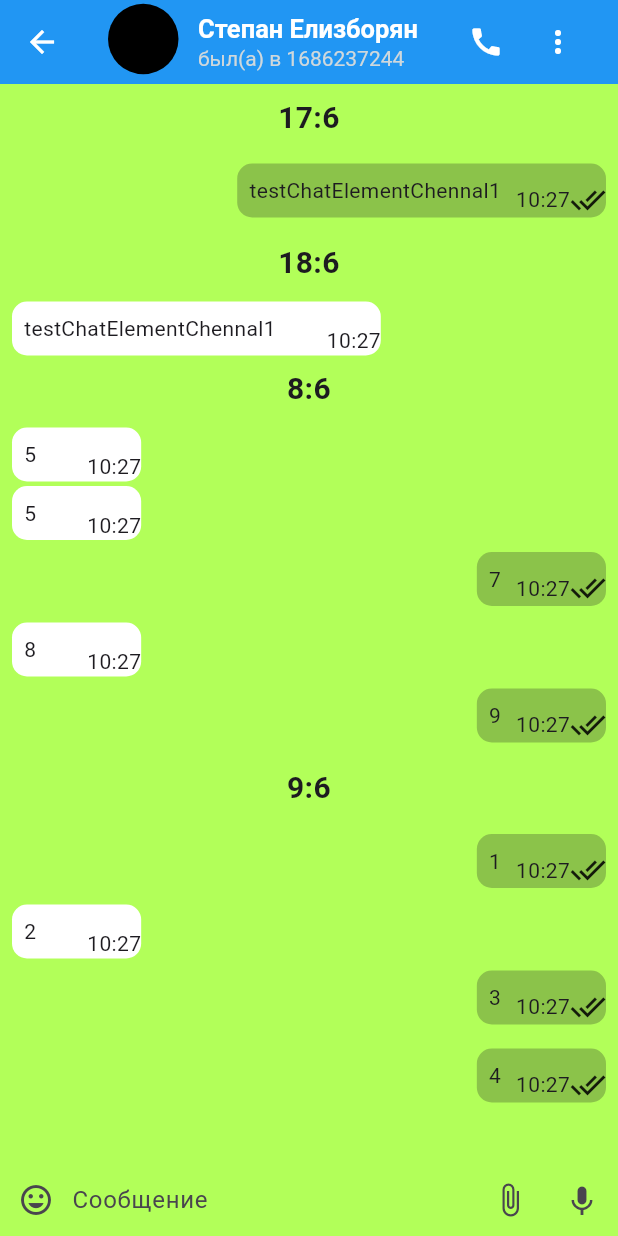
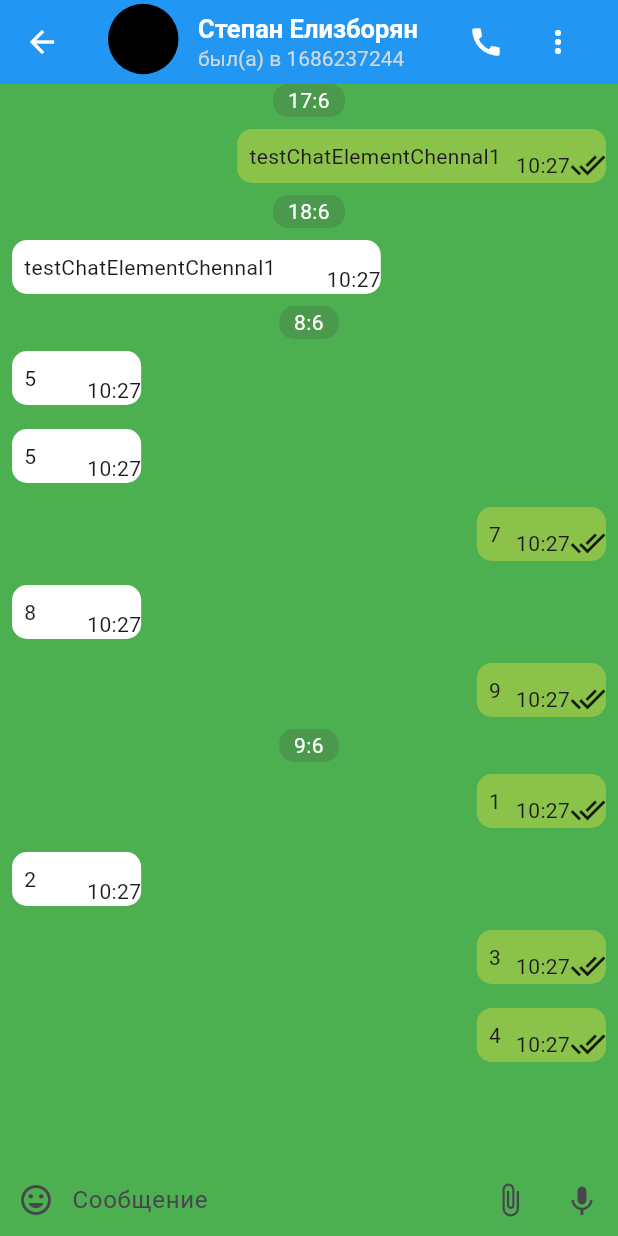
Before and after one commit to 27Victory27/test_magnit, a Flutter app: the screen it shows after launch, after a tap on "Степан Елизборян", on a phone screen of 412 x 824 dp. Run offline on Flutter 3.47's test engine with Material 2 defaults, Android fonts, the phone set to English and light mode, and no system bars; drawn by our look-alikes of grouped_list; our stand-ins replace flutter_bloc, freezed_annotation; generated files the repository leaves out were written again.

Commit message:
Изменен разделитель в чате сообщений

```diff
--- a/lib/presentation/chat_screen/chat_screen.dart
+++ b/lib/presentation/chat_screen/chat_screen.dart
@@ -23,7 +23,7 @@ class ChatScreen extends StatelessWidget {
               nameChat: nameOtherUser, onlineTime: 1686237244), orElse: () { return Text('Упс, ошибка'); },
     ))
         ),
-        backgroundColor: Colors.lightGreenAccent,
+        backgroundColor: Colors.green,
         body: BlocBuilder<ChatCubit, ChatState>(
           builder: (BuildContext context, ChatState state) => state.when(
             loading: () => CircularProgressIndicator(),
@@ -35,13 +35,21 @@ class ChatScreen extends StatelessWidget {
                         floatingHeader: true,
                         groupBy: (element) => element['time'],
                         groupSeparatorBuilder: (String value) {
-                          return Padding(
-                            padding: const EdgeInsets.all(8.0),
-                            child: Text(
-                              value,
-                              textAlign: TextAlign.center,
-                              style: const TextStyle(
-                                  fontSize: 20, fontWeight: FontWeight.bold),
+                          return Align(
+                            child: Container(
+                              decoration: BoxDecoration(
+                                borderRadius: BorderRadius.circular(10),
+                                color: Colors.grey[800]?.withOpacity(0.2),
+                              ),
+                              child: Padding(
+                                padding: const EdgeInsets.only(top: 1.0,bottom: 1,left: 10,right: 10),
+                                child: Text(
+                                  value,
+                                  textAlign: TextAlign.center,
+                                  style: const TextStyle(
+                                      fontSize: 14, color: Colors.white),
+                                ),
+                              ),
                             ),
                           );
                         },
@@ -215,7 +223,7 @@ class OtherChatElement extends StatelessWidget {
     return Align(
       alignment: Alignment.topLeft,
       child: Padding(
-        padding: const EdgeInsets.only(left: 8.0, right: 8, top: 3),
+        padding: const EdgeInsets.all(8.0),
         child: Container(
           constraints: BoxConstraints(maxWidth: 300),
           decoration: BoxDecoration(
```
